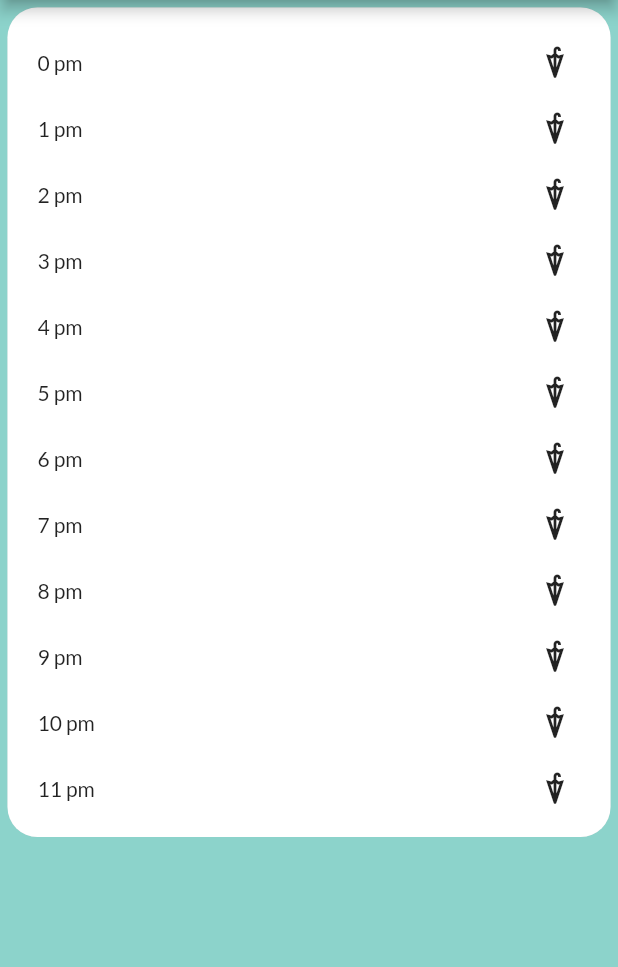
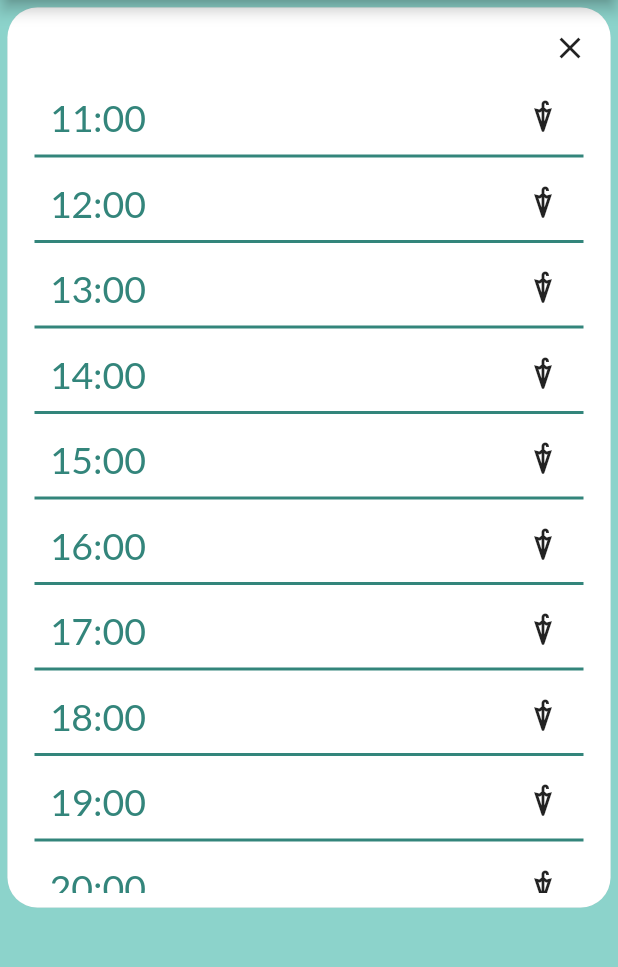
Before and after one commit to gtxn/weather-app-grp3, a Flutter app: the screen it shows after launch, on a phone screen of 412 x 824 dp, the part 84-1051 px from its top. Run offline on Flutter 3.47's test engine with Material 2 defaults, Android fonts, the phone set to English and light mode, and no system bars; our stand-ins replace google_fonts.

Commit message:
style changes

```diff
--- a/lib/components/WeatherOverlay.dart
+++ b/lib/components/WeatherOverlay.dart
@@ -1,25 +1,42 @@
 import 'package:flutter/material.dart';
+import 'package:intl/intl.dart';
 import 'package:weather_app/assets/Constants.dart';
+import 'package:intl/date_symbol_data_local.dart';
 
 class ListItem extends StatelessWidget {
   String time = "";
   int weather = -1; // 0: sunny, 1: rainy
+  Constants style = Constants();
 
   ListItem(this.time, this.weather, {super.key});
 
   @override
   Widget build(BuildContext context) {
     return Container(
-        padding: const EdgeInsets.fromLTRB(10, 10, 10, 10),
-        // decoration: BoxDecoration(
-
-        // ),
+        padding: const EdgeInsets.fromLTRB(10, 15, 15, 10),
+        decoration: BoxDecoration(
+          border: Border(
+            bottom: BorderSide(
+              color: style.darkGreen,
+              width: 2,
+            ),
+          ),
+        ),
+        child: Expanded(
           child: Row(
             mainAxisAlignment: MainAxisAlignment.spaceBetween,
+            crossAxisAlignment: CrossAxisAlignment.center,
             children: [
-            Text(time),
+              Text(
+                time,
+                style: TextStyle(
+                  color: style.darkGreen,
+                  fontSize: 25,
+                ),
+              ),
               Icon(weather == 0 ? Icons.sunny : Icons.umbrella),
             ],
+          ),
         ));
   }
 }
@@ -36,23 +53,58 @@ class _WeatherOverlayState extends State<WeatherOverlay> {
 
   @override
   Widget build(BuildContext context) {
-    List<ListItem> items = [];
+    List<Widget> items = [];
+    DateTime now = DateTime.now();
 
-    for (int i = 0; i < 12; i++) {
-      items.add(ListItem('$i pm', 1));
+    for (int i = 0; i < 24; i++) {
+      now = now.add(const Duration(hours: 1));
+      String nowStr = DateFormat.H().format(now);
+      items.add(ListItem('${nowStr}:00', 1));
     }
 
-    return Container(
+    return Visibility(
+      visible: true,
+      maintainSize: true,
+      maintainAnimation: true,
+      maintainState: true,
+      child: Expanded(
+        child: Column(
+          mainAxisAlignment: MainAxisAlignment.center,
+          crossAxisAlignment: CrossAxisAlignment.center,
+          children: [
+            Center(
+              child: Stack(
+                children: [
+                  Container(
                     alignment: Alignment.center,
                     margin: EdgeInsets.all(5),
-        padding: EdgeInsets.fromLTRB(10, 15, 15, 10),
+                    padding: EdgeInsets.fromLTRB(10, 35, 10, 10),
                     decoration: BoxDecoration(
                       boxShadow: [BoxShadow(color: style.gray)],
                       borderRadius: BorderRadius.circular(20),
                       color: style.primary[50],
                     ),
-        child: Column(
+                    width: 450,
+                    height: 600,
+                    child: ListView(
+                      padding: const EdgeInsets.all(8),
                       children: items,
-        ));
+                    ),
+                  ),
+                  Positioned(
+                    right: 20,
+                    top: 20,
+                    // TODO: close button implementation
+                    child: Icon(
+                      Icons.close,
+                    ),
+                  ),
+                ],
+              ),
+            ),
+          ],
+        ),
+      ),
+    );
   }
 }
--- a/pubspec.yaml
+++ b/pubspec.yaml
@@ -36,6 +36,7 @@ dependencies:
   # Use with the CupertinoIcons class for iOS style icons.
   cupertino_icons: ^1.0.2
   google_fonts: ^4.0.4
+  intl: ^0.18.1
 
 dev_dependencies:
   flutter_test:
```
Also changed, not shown: pubspec.lock. Lines whose indentation alone changed are shown as unchanged.
